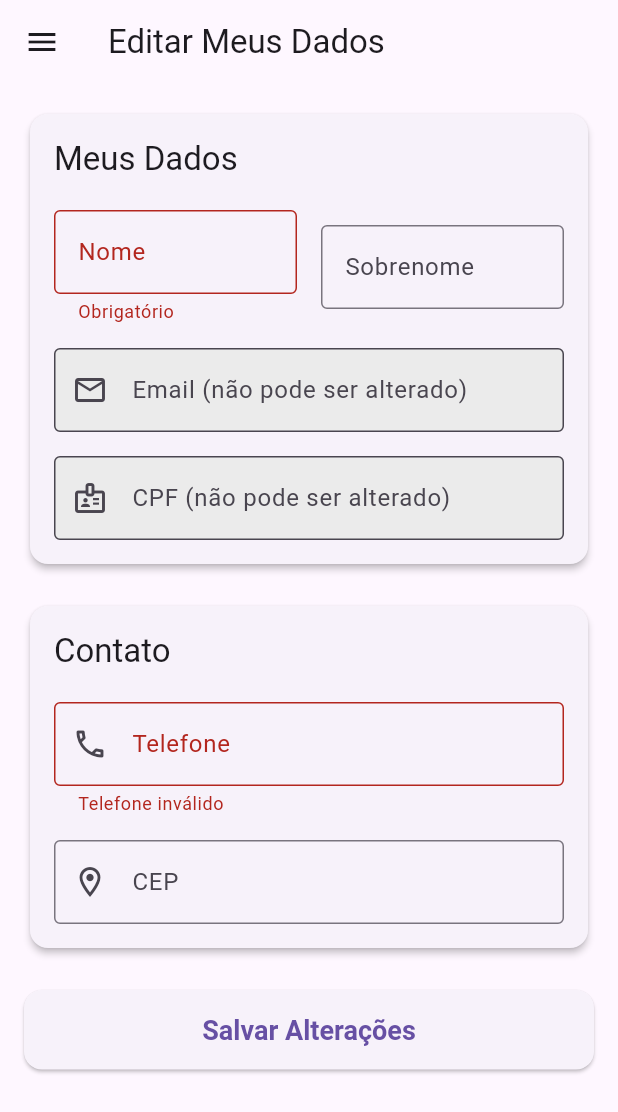
After one commit to LeandroGuilhermiti/tcc-frontend, a Flutter app: the EditarDadosCliente screen opened by its route, after a tap on "Salvar Alterações", on a phone screen of 412 x 824 dp. The commit adds this screen. Shown: the top 1112 px of the screen. Run offline on Flutter 3.47's test engine with Material 3 defaults, Android fonts, the light colour scheme and no system bars; our stand-ins replace flutter_dotenv, jwt_decoder, mask_text_input_formatter, syncfusion_flutter_calendar, table_calendar; missing offline and left inert: dart:html, flutter_appauth, flutter_web_auth_2; accounts and stored records are empty.

Commit message:
pagina editar dados na area de cliente

```diff
--- a/lib/main.dart
+++ b/lib/main.dart
@@ -22,6 +22,7 @@ import 'pages/admin_user/home_page_admin.dart';
 import 'pages/admin_user/agenda_create_page.dart';
 import 'pages/admin_user/register_page_admin.dart';
 import 'pages/client_user/selecao_agenda_page.dart';
+import 'pages/client_user/editar_dados_cliente.dart';
 
 // Service
 import 'services/auth_service.dart';
@@ -106,6 +107,7 @@ class MyApp extends StatelessWidget {
           '/cadastro': (_) => const RegisterPageAdmin(),
           '/agendas': (_) => const AgendaListPage(),
           '/selecao_cliente': (_) => const SelecaoAgendaPage(),
+          '/editar_dados_cliente': (_) => const EditarDadosCliente(),
         },
       ),
     );
--- /dev/null
+++ b/lib/pages/client_user/editar_dados_cliente.dart
@@ -0,0 +1,310 @@
+import 'package:flutter/material.dart';
+import 'package:mask_text_input_formatter/mask_text_input_formatter.dart';
+import 'package:provider/provider.dart';
+import '../../models/user_model.dart';
+import '../../providers/auth_controller.dart';
+import '../../providers/user_provider.dart';
+import '../../widgets/menu_lateral_cliente.dart'; // Importa o menu lateral
+
+class EditarDadosCliente extends StatefulWidget {
+  const EditarDadosCliente({super.key});
+
+  @override
+  State<EditarDadosCliente> createState() => _EditarDadosClienteState();
+}
+
+class _EditarDadosClienteState extends State<EditarDadosCliente> {
+  final _formKey = GlobalKey<FormState>();
+  bool _isSaving = false;
+
+  // Controladores de texto
+  late TextEditingController _nomeController;
+  late TextEditingController _sobrenomeController;
+  late TextEditingController _emailController;
+  late TextEditingController _cpfController;
+  late TextEditingController _telefoneController;
+  late TextEditingController _cepController;
+
+  // Máscaras de formatação
+  final _cpfFormatter = MaskTextInputFormatter(
+    mask: '###.###.###-##',
+    filter: {"#": RegExp(r'[0-9]')},
+  );
+  final _cepFormatter = MaskTextInputFormatter(
+    mask: '#####-###',
+    filter: {"#": RegExp(r'[0-9]')},
+  );
+  final _telefoneFormatter = MaskTextInputFormatter(
+    mask: '(##) #####-####',
+    filter: {"#": RegExp(r'[0-9]')},
+  );
+
+  @override
+  void initState() {
+    super.initState();
+    // Carrega os dados do usuário logado assim que a página inicia
+    _carregarDadosUsuario();
+  }
+
+  void _carregarDadosUsuario() {
+    // Pega o AuthController sem 'ouvir' (listen: false)
+    final auth = Provider.of<AuthController>(context, listen: false);
+    final UserModel? usuario = auth.usuario;
+
+    // Inicializa os controladores com os dados do usuário
+    _nomeController =
+        TextEditingController(text: usuario?.primeiroNome ?? '');
+    _sobrenomeController =
+        TextEditingController(text: usuario?.sobrenome ?? '');
+    _emailController = TextEditingController(text: usuario?.email ?? '');
+    _cpfController = TextEditingController(
+        text: _cpfFormatter.maskText(usuario?.cpf ?? ''));
+    _telefoneController = TextEditingController(
+        text: _telefoneFormatter.maskText(usuario?.telefone ?? ''));
+    _cepController = TextEditingController(
+        text: _cepFormatter.maskText(usuario?.cep ?? ''));
+  }
+
+  Future<void> _salvarPerfil() async {
+    if (!_formKey.currentState!.validate()) {
+      return; // Se o formulário for inválido, não faz nada
+    }
+
+    setState(() {
+      _isSaving = true;
+    });
+    //pegando o texto mascarado de dentro dos controllers
+    final String telefoneMascarado = _telefoneController.text;
+    final String cepMascarado = _cepController.text;
+
+    //Remove manualmente as máscaras, sempre que editar ou não
+    final String telefoneSemMascara =
+        telefoneMascarado.replaceAll(RegExp(r'[^0-9]'), '');
+    final String cepSemMascara =
+        cepMascarado.replaceAll(RegExp(r'[^0-9]'), '');
+
+    // Monta o mapa SÓ com os dados que podem ser alterados
+    final Map<String, dynamic> dadosAtualizados = {
+      // 'primeiroNome': _nomeController.text.trim(),
+      // 'sobrenome': _sobrenomeController.text.trim(),
+      'telefone': telefoneSemMascara,
+      'cep': cepSemMascara,
+      // Nota: Não enviamos email ou cpf, pois são imutáveis
+    };
+
+    try {
+      // Chama o provider para salvar os dados
+      final sucesso = await Provider.of<UsuarioProvider>(context, listen: false)
+          .atualizarUsuario(dadosAtualizados);
+
+      if (sucesso && mounted) {
+        ScaffoldMessenger.of(context).showSnackBar(
+          const SnackBar(
+            content: Text('Perfil atualizado com sucesso!'),
+            backgroundColor: Colors.green,
+          ),
+        );
+      } else if (mounted) {
+        // Se der erro, o provider terá a mensagem
+        final erro = Provider.of<UsuarioProvider>(context, listen: false).erro;
+        ScaffoldMessenger.of(context).showSnackBar(
+          SnackBar(
+            content: Text('Erro ao atualizar: $erro'),
+            backgroundColor: Colors.red,
+          ),
+        );
+      }
+    } catch (e) {
+      if (mounted) {
+        ScaffoldMessenger.of(context).showSnackBar(
+          SnackBar(
+            content: Text('Ocorreu um erro: ${e.toString()}'),
+            backgroundColor: Colors.red,
+          ),
+        );
+      }
+    } finally {
+      if (mounted) {
+        setState(() {
+          _isSaving = false;
+        });
+      }
+    }
+  }
+
+  @override
+  Widget build(BuildContext context) {
+    return Scaffold(
+      appBar: AppBar(
+        title: const Text('Editar Meus Dados'),
+      ),
+      // Adiciona o menu lateral, marcando 'perfil' como página atual
+      drawer: const AppDrawerCliente(currentPage: AppDrawerPage.perfil),
+      body: Form(
+        key: _formKey,
+        child: ListView(
+          padding: const EdgeInsets.all(16.0),
+          children: [
+            // --- Card de Informações Pessoais ---
+            Card(
+              elevation: 2,
+              shape: RoundedRectangleBorder(
+                borderRadius: BorderRadius.circular(12),
+              ),
+              child: Padding(
+                padding: const EdgeInsets.all(16.0),
+                child: Column(
+                  crossAxisAlignment: CrossAxisAlignment.start,
+                  children: [
+                    Text(
+                      "Meus Dados",
+                      style: Theme.of(context).textTheme.titleLarge,
+                    ),
+                    const SizedBox(height: 20),
+                    // Nome e Sobrenome (só leitura)
+                    Row(
+                      children: [
+                        Expanded(
+                          child: TextFormField(
+                            controller: _nomeController,
+                            readOnly: true,
+                            decoration: const InputDecoration(
+                              labelText: 'Nome',
+                              border: OutlineInputBorder(),
+                            ),
+                            validator: (value) =>
+                                value == null || value.trim().isEmpty
+                                    ? 'Obrigatório'
+                                    : null,
+                          ),
+                        ),
+                        const SizedBox(width: 16),
+                        Expanded(
+                          child: TextFormField(
+                            controller: _sobrenomeController,
+                            readOnly: true,
+                            decoration: const InputDecoration(
+                              labelText: 'Sobrenome',
+                              border: OutlineInputBorder(),
+                            ),
+                          ),
+                        ),
+                      ],
+                    ),
+                    const SizedBox(height: 16),
+                    // E-mail (Não Editável)
+                    TextFormField(
+                      controller: _emailController,
+                      readOnly: true, // Bloqueado
+                      decoration: const InputDecoration(
+                        labelText: 'Email (não pode ser alterado)',
+                        prefixIcon: Icon(Icons.email_outlined),
+                        border: OutlineInputBorder(),
+                        filled: true,
+                        fillColor: Color.fromARGB(255, 235, 235, 235),
+                      ),
+                    ),
+                    const SizedBox(height: 16),
+                    // CPF (Não Editável)
+                    TextFormField(
+                      controller: _cpfController,
+                      readOnly: true, // Bloqueado
+                      inputFormatters: [_cpfFormatter],
+                      decoration: const InputDecoration(
+                        labelText: 'CPF (não pode ser alterado)',
+                        prefixIcon: Icon(Icons.badge_outlined),
+                        border: OutlineInputBorder(),
+                        filled: true,
+                        fillColor: Color.fromARGB(255, 235, 235, 235),
+                      ),
+                    ),
+                  ],
+                ),
+              ),
+            ),
+            const SizedBox(height: 20),
+
+            // --- Card de Contato (Editável) ---
+            Card(
+              elevation: 2,
+              shape: RoundedRectangleBorder(
+                borderRadius: BorderRadius.circular(12),
+              ),
+              child: Padding(
+                padding: const EdgeInsets.all(16.0),
+                child: Column(
+                  crossAxisAlignment: CrossAxisAlignment.start,
+                  children: [
+                    Text(
+                      "Contato",
+                      style: Theme.of(context).textTheme.titleLarge,
+                    ),
+                    const SizedBox(height: 20),
+                    TextFormField(
+                      controller: _telefoneController,
+                      decoration: const InputDecoration(
+                        labelText: 'Telefone',
+                        prefixIcon: Icon(Icons.phone_outlined),
+                        border: OutlineInputBorder(),
+                      ),
+                      keyboardType: TextInputType.phone,
+                      inputFormatters: [_telefoneFormatter],
+                      validator: (value) => value == null || value.length < 15
+                          ? 'Telefone inválido'
+                          : null,
+                    ),
+                    const SizedBox(height: 16),
+                    TextFormField(
+                      controller: _cepController,
+                      decoration: const InputDecoration(
+                        labelText: 'CEP',
+                        prefixIcon: Icon(Icons.location_on_outlined),
+                        border: OutlineInputBorder(),
+                      ),
+                      keyboardType: TextInputType.number,
+                      inputFormatters: [_cepFormatter],
+                      validator: (value) =>
+                          _cepFormatter.getUnmaskedText().isNotEmpty &&
+                                  _cepFormatter.getUnmaskedText().length < 8
+                              ? 'CEP inválido'
+                              : null,
+                    ),
+                  ],
+                ),
+              ),
+            ),
+            const SizedBox(height: 24),
+
+            // Botão de Ação Principal
+            SizedBox(
+              width: double.infinity,
+              child: ElevatedButton(
+                style: ElevatedButton.styleFrom(
+                  padding: const EdgeInsets.symmetric(vertical: 16),
+                  textStyle: const TextStyle(
+                    fontSize: 18,
+                    fontWeight: FontWeight.bold,
+                  ),
+                  shape: RoundedRectangleBorder(
+                    borderRadius: BorderRadius.circular(12),
+                  ),
+                ),
+                onPressed: _isSaving ? null : _salvarPerfil,
+                child: _isSaving
+                    ? const SizedBox(
+                        height: 24,
+                        width: 24,
+                        child: CircularProgressIndicator(
+                          color: Colors.white,
+                          strokeWidth: 3,
+                        ),
+                      )
+                    : const Text('Salvar Alterações'),
+              ),
+            ),
+          ],
+        ),
+      ),
+    );
+  }
+}
--- a/lib/pages/client_user/home_page_cliente.dart
+++ b/lib/pages/client_user/home_page_cliente.dart
@@ -21,8 +21,6 @@ import '../../services/dialogo_agendamento_cliente.dart';
 import '../../theme/app_colors.dart';
 import '../../widgets/menu_lateral_cliente.dart'; // <-- 1. IMPORTA O NOVO WIDGET
 
-// (Não precisamos mais deste import, o Drawer trata disso)
-// import 'selecao_agenda_page.dart';
 
 class HomePageCliente extends StatefulWidget {
   final Agenda agenda;
--- a/lib/providers/auth_controller.dart
+++ b/lib/providers/auth_controller.dart
@@ -2,8 +2,6 @@ import 'package:flutter/material.dart';
 import '../models/user_model.dart';
 import '../services/auth_service.dart';
 
-// AuthController gerencia o estado de autenticação do usuário na aplicação.
-// Este controlador usa a Hosted UI do Cognito através do AuthService, simplificando a lógica e removendo a necessidade de gerenciar cadastro e confirmação de usuário diretamente no app.
 class AuthController with ChangeNotifier {
   final AuthService _authService = AuthService();
 
@@ -13,26 +11,22 @@ class AuthController with ChangeNotifier {
 
   AuthController(this._usuario);
 
-  // Getters para a UI acessar o estado de forma segura e reativa.
   bool get isLogado => _usuario != null;
   UserModel? get usuario => _usuario;
   UserRole? get tipoUsuario => _usuario?.role;
   String? get erro => _erro;
   bool get isLoading => _isLoading;
 
-  // Inicia o processo de login usando a Hosted UI do Cognito.
-  // Este método irá abrir um navegador para o usuário realizar a autenticação de forma segura. Após o sucesso, o estado do controlador é atualizado com as informações do usuário.
   Future<void> loginComHostedUI() async {
+    // ... (código existente sem alterações) ...
     _isLoading = true;
     _erro = null;
     notifyListeners();
 
     try {
-      // Chama o método de login do nosso novo AuthService
       final user = await _authService.login();
       // _usuario = user;
     } catch (e) {
-      // Captura qualquer erro que possa ocorrer durante o fluxo de autenticação
       _erro = e.toString().replaceFirst('Exception: ', '');
     } finally {
       _isLoading = false;
@@ -40,12 +34,44 @@ class AuthController with ChangeNotifier {
     }
   }
 
-  // Realiza o logout do usuário.
-  // Limpa a sessão no Cognito e redefine o estado de autenticação local no app.
   Future<void> logout() async {
     await _authService.logout();
     _usuario = null;
     _erro = null;
     notifyListeners();
   }
+
+  /// ATUALIZA o UserModel local com novos dados, PRESERVANDO OS TOKENS.
+
+  void atualizarDadosLocais(Map<String, dynamic> novosDados) {
+    if (_usuario == null) return; // Não deve acontecer se estiver logado
+
+    // Cria um novo UserModel baseado no ANTIGO, mas atualiza
+    // os campos que vieram no mapa 'novosDados'.
+    _usuario = UserModel(
+      id: _usuario!.id,
+      idToken: _usuario!.idToken, // <-- O TOKEN É PRESERVADO
+      accessToken: _usuario!.accessToken, // <-- O TOKEN É PRESERVADO
+      refreshToken: _usuario!.refreshToken, // <-- O TOKEN É PRESERVADO
+
+      // Dados antigos
+      primeiroNome: _usuario!.primeiroNome,
+      sobrenome: _usuario!.sobrenome,
+      email: _usuario!.email,
+      cpf: _usuario!.cpf,
+      role: _usuario!.role,
+
+      // Dados novos (que podem ter sido atualizados)
+      // O 'novosDados.containsKey' garante que só atualizamos o que veio no mapa
+      cep: novosDados.containsKey('cep')
+          ? novosDados['cep']
+          : _usuario!.cep,
+      telefone: novosDados.containsKey('telefone')
+          ? novosDados['telefone']
+          : _usuario!.telefone,
+    );
+
+    // Notifica a aplicação (ex: a PerfilClientePage) que os dados mudaram
+    notifyListeners();
+  }
 }
--- a/lib/providers/user_provider.dart
+++ b/lib/providers/user_provider.dart
@@ -1,46 +1,33 @@
 import 'package:flutter/material.dart';
 import '../models/user_model.dart';
 import '../services/user_service.dart';
-import 'auth_controller.dart'; // Essencial para obter o token de autenticação
+import 'auth_controller.dart'; // Essencial para obter o token e ID
 
-/// Provider que gerencia o estado dos dados dos usuários na aplicação.
-///
-/// Ele usa o [UsuarioService] para interagir com a API e o [AuthController]
-/// para obter o token de autenticação necessário para as requisições.
 class UsuarioProvider with ChangeNotifier {
   final UsuarioService _usuarioService = UsuarioService();
-  final AuthController? _auth; // Armazena a instância do AuthController
+  final AuthController? _auth;
 
   List<UserModel> _usuarios = [];
   bool _isLoading = false;
   String? _erro;
 
-  /// Construtor que recebe o AuthController.
-  /// A melhor forma de instanciar este provider é usando um ChangeNotifierProxyProvider.
   UsuarioProvider(this._auth);
 
-  // Getters para a UI acessar o estado de forma segura.
   List<UserModel> get usuarios => _usuarios;
   bool get isLoading => _isLoading;
   String? get erro => _erro;
 
-  /// Busca a lista completa de usuários.
-  /// Requer que um usuário (geralmente um admin) esteja logado.
   Future<void> buscarUsuarios() async {
-    // Verifica se temos um token válido para fazer a requisição.
     final token = _auth?.usuario?.idToken;
     if (token == null || token.isEmpty) {
       _erro = "Usuário não autenticado. Não é possível buscar dados.";
       notifyListeners();
       return;
     }
-
     _isLoading = true;
     _erro = null;
     notifyListeners();
-
     try {
-      // Chama o método do serviço para buscar os dados na API.
       _usuarios = await _usuarioService.buscarTodosUsuarios(token);
     } catch (e) {
       _erro = e.toString();
@@ -50,34 +37,28 @@ class UsuarioProvider with ChangeNotifier {
     }
   }
 
-  /// Adiciona um novo usuário ao sistema.
-  /// Requer os dados do novo usuário e um token de admin.
   Future<bool> adicionarUsuario(Map<String, dynamic> dadosUsuario) async {
     final token = _auth?.usuario?.idToken;
     if (token == null || token.isEmpty) {
       _erro = "Usuário não autenticado. Não é possível cadastrar.";
       notifyListeners();
-      return false; // Retorna false indicando falha
+      return false;
     }
-
     _isLoading = true;
     _erro = null;
     notifyListeners();
-
     try {
       await _usuarioService.cadastrarUsuario(dadosUsuario, token);
-      // Após o sucesso, atualiza a lista de usuários para refletir a mudança.
       await buscarUsuarios();
-      return true; // Retorna true indicando sucesso
+      return true;
     } catch (e) {
       _erro = e.toString();
       _isLoading = false;
       notifyListeners();
-      return false; // Retorna false indicando falha
+      return false;
     }
   }
 
-  /// Deleta um usuário do sistema.
   Future<void> deletarUsuario(String id) async {
     final token = _auth?.usuario?.idToken;
     if (token == null || token.isEmpty) {
@@ -88,7 +69,6 @@ class UsuarioProvider with ChangeNotifier {
 
     try {
       await _usuarioService.deletarUsuario(id, token);
-      // Remove o usuário da lista local para uma atualização instantânea da UI.
       _usuarios.removeWhere((usuario) => usuario.id == id);
       notifyListeners();
     } catch (e) {
@@ -96,4 +76,47 @@ class UsuarioProvider with ChangeNotifier {
       notifyListeners();
     }
   }
+
+  /// Atualiza os dados do usuário logado.
+  Future<bool> atualizarUsuario(Map<String, dynamic> dadosAtualizados) async {
+    final token = _auth?.usuario?.idToken;
+    final id = _auth?.usuario?.id;
+
+    if (token == null || id == null) {
+      _erro = "Usuário não autenticado.";
+      notifyListeners();
+      return false;
+    }
+
+    final authController = _auth;
+    if (authController == null) {
+      _erro = "Erro interno de autenticação.";
+      return false;
+    }
+
+    _isLoading = true;
+    _erro = null;
+    notifyListeners();
+
+    try {
+      // 1. Chama o serviço para enviar o PATCH
+      await _usuarioService.atualizarUsuario(
+        id,
+        dadosAtualizados,
+        token,
+      );
+
+      // 2. Chama o AuthController para ATUALIZAR OS DADOS LOCAIS
+      // Passamos os dados que acabámos de enviar
+      authController.atualizarDadosLocais(dadosAtualizados);
+
+      return true;
+    } catch (e) {
+      _erro = e.toString().replaceFirst("Exception: ", "");
+      return false;
+    } finally {
+      _isLoading = false;
+      notifyListeners();
+    }
+  }
 }
--- a/lib/services/agenda_service.dart
+++ b/lib/services/agenda_service.dart
@@ -150,7 +150,7 @@ class AgendaService {
   ) async {
     if (agenda.id == null) throw Exception('ID da agenda não informado.');
 
-    // ROTA AJUSTADA: De PUT /agendas/completa/{id} para PATCH /agenda/{id}
+    // PATCH /agenda/{id}
     final response = await http.patch(
       Uri.parse('$_baseUrl/agenda/${agenda.id}'),
       headers: _getHeaders(token),
--- a/lib/services/user_service.dart
+++ b/lib/services/user_service.dart
@@ -10,9 +10,9 @@ class UsuarioService {
 
   // Monta os cabeçalhos padrão com o Bearer Token
   Map<String, String> _getHeaders(String token) => {
-    'Content-Type': 'application/json; charset=UTF-8',
-    'Authorization': 'Bearer $token',
-  };
+        'Content-Type': 'application/json; charset=UTF-8',
+        'Authorization': 'Bearer $token',
+      };
 
   /// Busca uma lista de todos os usuários do backend.
   Future<List<UserModel>> buscarTodosUsuarios(String token) async {
@@ -23,16 +23,9 @@ class UsuarioService {
       final response = await http.get(url, headers: _getHeaders(token));
 
       if (response.statusCode == 200) {
-        // --- ESTA É A CORREÇÃO ---
-        // O backend retorna um Objeto (Map) e não uma Lista.
-        // Primeiro, fazemos o parse para um Map.
         final Map<String, dynamic> responseObject = jsonDecode(response.body);
-
-        // Depois, pegamos a lista que está dentro da chave "data".
-        // Se a chave "data" não existir, usamos uma lista vazia como fallback.
         final List<dynamic> responseData =
             responseObject['data'] as List<dynamic>? ?? [];
-        // --- FIM DA CORREÇÃO ---
 
         if (responseData.isEmpty) {
           debugPrint(
@@ -41,9 +34,8 @@ class UsuarioService {
           return [];
         }
 
-        final usuarios = responseData
-            .map((data) => UserModel.fromJson(data))
-            .toList();
+        final usuarios =
+            responseData.map((data) => UserModel.fromJson(data)).toList();
         debugPrint(
           "[UsuarioService] ${usuarios.length} usuários carregados com sucesso.",
         );
@@ -60,7 +52,6 @@ class UsuarioService {
       debugPrint(
         "[UsuarioService] Erro de rede ou parse ao buscar usuários: $e",
       );
-      // O erro 'TypeError' que você viu vai aparecer aqui.
       throw Exception(
         'Erro de rede ou formato de resposta ao buscar usuários: $e',
       );
@@ -72,6 +63,7 @@ class UsuarioService {
     Map<String, dynamic> dadosNovoUsuario,
     String token,
   ) async {
+    // ... (código existente sem alterações) ...
     final Uri url = Uri.parse('$_baseUrl/usuario');
 
     try {
@@ -93,6 +85,7 @@ class UsuarioService {
 
   /// Deleta um usuário do sistema.
   Future<void> deletarUsuario(String id, String token) async {
+    // ... (código existente sem alterações) ...
     final Uri url = Uri.parse('$_baseUrl/usuario/$id');
 
     try {
@@ -105,4 +98,35 @@ class UsuarioService {
       throw Exception('Erro de rede ao deletar usuário: $e');
     }
   }
+
+  /// Atualiza os dados de um usuário existente.
+  Future<void> atualizarUsuario(
+    String id,
+    Map<String, dynamic> dadosAtualizados,
+    String token,
+  ) async {
+    final Uri url = Uri.parse('$_baseUrl/usuario/$id');
+    debugPrint("[UsuarioService] Dados: ${jsonEncode(dadosAtualizados)}");
+    debugPrint("[UsuarioService] Atualizando usuário em: ${url.toString()}");
+
+    try {
+      final response = await http.patch(
+        url,
+        headers: _getHeaders(token),
+        body: jsonEncode(dadosAtualizados),
+      );
+
+      if (response.statusCode != 200) {
+        debugPrint(
+            "[UsuarioService] Erro ao atualizar: ${response.statusCode} -> ${response.body}");
+        throw Exception('Falha ao atualizar dados: ${response.body}');
+      }
+
+      debugPrint("[UsuarioService] Sucesso ao atualizar.");
+
+    } catch (e) {
+      debugPrint("[UsuarioService] Erro de rede ao atualizar: $e");
+      throw Exception('Erro de rede ao atualizar usuário: $e');
+    }
+  }
 }
--- a/lib/widgets/menu_lateral_cliente.dart
+++ b/lib/widgets/menu_lateral_cliente.dart
@@ -4,18 +4,14 @@ import 'package:provider/provider.dart';
 // Importa as páginas para onde o menu vai navegar
 import '../pages/client_user/selecao_agenda_page.dart';
 import '../providers/auth_controller.dart';
+import '../pages/client_user/editar_dados_cliente.dart';
 
-// --- NOVO (Passo 1) ---
-// Criamos um enum para identificar as páginas
+// enum para identificar as páginas
 // Isto ajuda o Drawer a saber qual item deve destacar
 enum AppDrawerPage { agendas, perfil }
 
-///
-/// Este é o seu novo Widget de Menu Lateral (Drawer) reutilizável.
-///
 class AppDrawerCliente extends StatelessWidget {
-  // --- NOVO (Passo 2) ---
-  // Adicionamos uma variável para saber qual é a página atual
+  // variável para saber qual é a página atual
   final AppDrawerPage? currentPage;
 
   const AppDrawerCliente({
@@ -98,14 +94,7 @@ class AppDrawerCliente extends StatelessWidget {
                       ? () => Navigator.pop(context) // Já está na página
                       : () {
                           Navigator.pop(context);
-                          // TODO: Navegar para a página de perfil
-                          // Navigator.of(context).pushReplacementNamed('/editar_perfil');
-                          ScaffoldMessenger.of(context).showSnackBar(
-                            const SnackBar(
-                              content:
-                                  Text('Página "Editar dados" não implementada.'),
-                            ),
-                          );
+                          Navigator.of(context).pushReplacementNamed('/editar_dados_cliente');
                         },
                 ),
               ],
```
